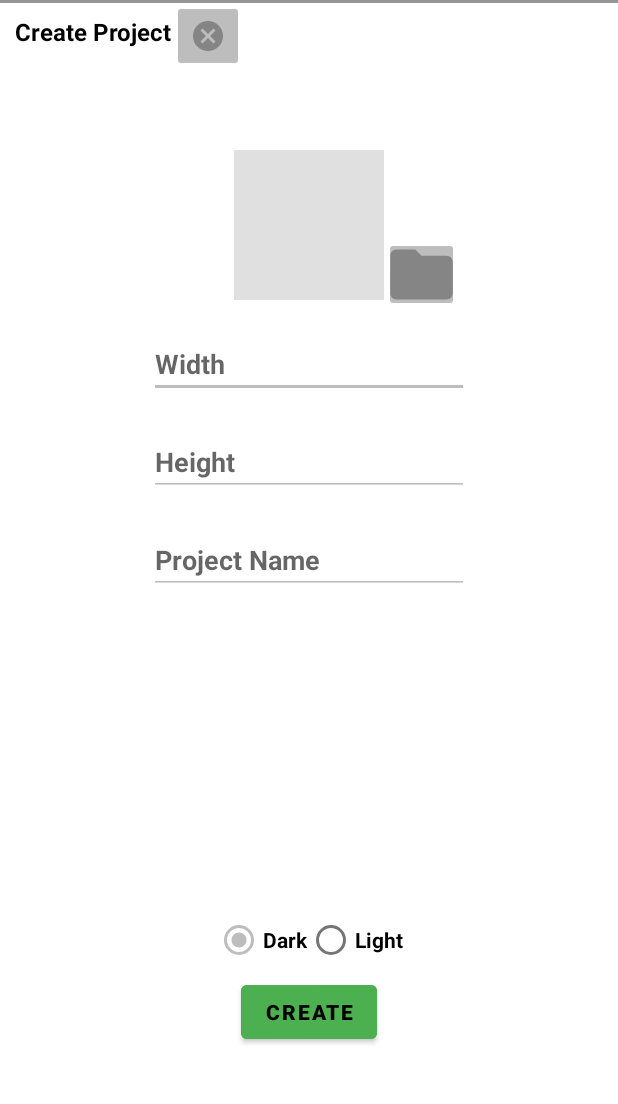
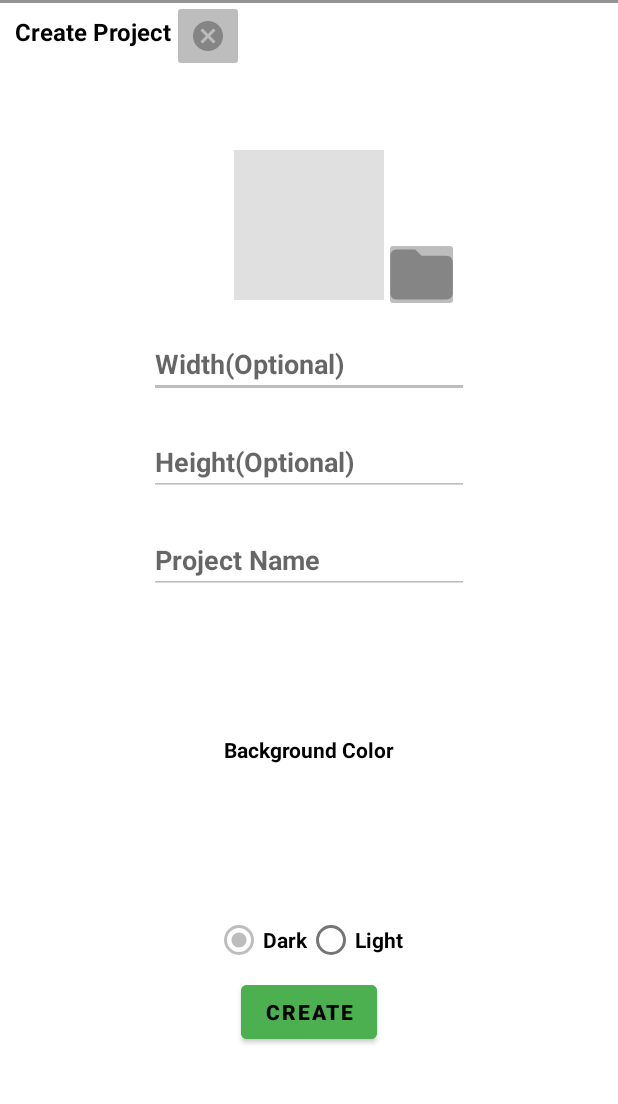
Before and after one commit to SCCapstone/TeamDolphin, an Android app: the screen it shows after launch (FileCreation), after a tap on "NEW", on a phone screen of 412 x 824 dp, the part 38-1142 px from its top. Run offline under Robolectric (Android 15) with nearby library versions, the phone set to English and light mode, and no system bars.

Commit message:
added junit tests for projectName method.

```diff
--- a/app/src/main/java/com/example/teamdolphin/FileCreation.kt
+++ b/app/src/main/java/com/example/teamdolphin/FileCreation.kt
@@ -4,7 +4,9 @@ import android.content.Intent
 import androidx.appcompat.app.AppCompatActivity
 import android.os.Bundle
 import android.widget.Button
+import android.widget.EditText
 import android.widget.ImageButton
+import android.widget.Toast
 import androidx.fragment.app.Fragment
 
 class FileCreation : AppCompatActivity() {
@@ -21,8 +23,15 @@ class FileCreation : AppCompatActivity() {
         //This is a click listener for the button to navigate to CanvasDrawerPage
         val button = findViewById<Button>(R.id.button_create)
         button.setOnClickListener {
-            val intent = Intent(this, TesterCanvas::class.java)
-            startActivity(intent)
+            var projectName = findViewById<EditText>(R.id.field_projectName)
+            if(Companion.projectNameIsValid(projectName.text.toString())){
+                Toast.makeText(this, "Opening "+projectName.text.toString(), Toast.LENGTH_SHORT).show()
+                val intent = Intent(this, TesterCanvas::class.java)
+                startActivity(intent)
+            }
+            else{
+                Toast.makeText(this, "Enter a valid project name", Toast.LENGTH_SHORT).show()
+            }
         }
     }
 
@@ -35,4 +44,14 @@ class FileCreation : AppCompatActivity() {
         fragmentTransaction.add(R.id.appbar_container, fragment)
         fragmentTransaction.commit()
     }
+
+    companion object {
+        /*
+                This will test the input provided in EditText Field of Project name
+                ...String must not be empty
+                 */
+        fun projectNameIsValid(name: String): Boolean{
+            return name.isNotEmpty()
+        }
+    }
 }
--- a/app/src/main/res/layout/activity_file_creation.xml
+++ b/app/src/main/res/layout/activity_file_creation.xml
@@ -77,7 +77,7 @@
         android:layout_width="wrap_content"
         android:layout_height="wrap_content"
         android:ems="10"
-        android:hint="Width"
+        android:hint="Width(Optional)"
         android:inputType="number"
         android:layout_marginTop="20dp"
         app:layout_constraintEnd_toEndOf="parent"
@@ -89,7 +89,7 @@
         android:layout_width="wrap_content"
         android:layout_height="wrap_content"
         android:ems="10"
-        android:hint="Height"
+        android:hint="Height(Optional)"
         android:inputType="number"
         android:layout_marginTop="20dp"
         app:layout_constraintEnd_toEndOf="parent"
@@ -102,6 +102,7 @@
         android:layout_height="wrap_content"
         android:ems="10"
         android:hint="Project Name"
+        android:text=""
         android:clickable="false"
         android:inputType="textPersonName"
         android:layout_marginTop="20dp"
@@ -127,6 +128,7 @@
         android:layout_width="wrap_content"
         android:layout_height="wrap_content"
         app:layout_constraintBottom_toTopOf="@+id/radioGroup"
+        android:text="Background Color"
         app:layout_constraintEnd_toEndOf="parent"
         app:layout_constraintStart_toStartOf="parent"
         app:layout_constraintTop_toBottomOf="@+id/field_projectName" />
```
Also changed, not shown: 1 other file.
